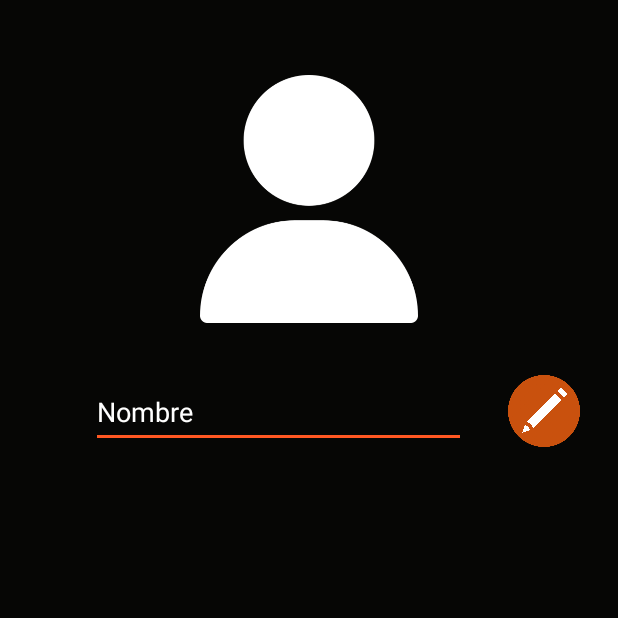
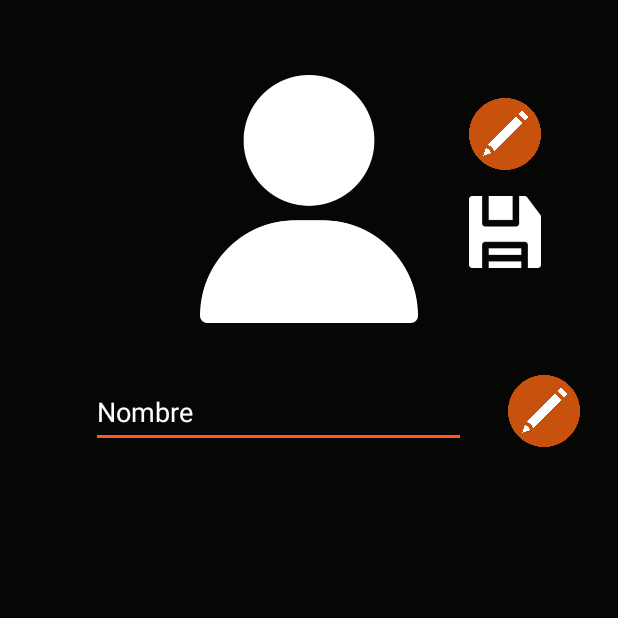
Before and after one commit to AlexDor8/Front-End, an Android app: the ActualizarEquipo screen opened directly, with no data from a screen before it, on a phone screen of 412 x 824 dp, the top half of it. Run offline under Robolectric (Android 15) with nearby library versions, the phone set to English and light mode, and no system bars; network calls fail; pictures from the network do not load; 1 statement that could not run was skipped.

Commit message:
añadir equipo hecho

```diff
--- a/app/src/main/java/com/example/basketballcoach/AnadirJugador.kt
+++ b/app/src/main/java/com/example/basketballcoach/AnadirJugador.kt
@@ -1,15 +1,13 @@
 package com.example.basketballcoach
 
-import android.content.Intent
 import androidx.appcompat.app.AppCompatActivity
 import android.os.Bundle
 import android.widget.Button
 import android.widget.EditText
-import android.widget.ImageView
 import android.widget.Toast
+import androidx.appcompat.widget.SearchView
 import com.example.basketballcoach.model.Equipo
 import com.example.basketballcoach.model.Jugador
-import com.example.basketballcoach.model.Usuario
 import com.example.basketballcoach.retrofit.APIService
 import kotlinx.coroutines.CoroutineScope
 import kotlinx.coroutines.Dispatchers
@@ -69,4 +67,6 @@ class AnadirJugador : AppCompatActivity() {
 
         }
     }
+
+
 }
--- a/app/src/main/java/com/example/basketballcoach/Jugadores.kt
+++ b/app/src/main/java/com/example/basketballcoach/Jugadores.kt
@@ -149,7 +149,7 @@ class Jugadores : AppCompatActivity() {
             val conexion = Retrofit.Builder().baseUrl("http://10.0.2.2:8081/")
                 .addConverterFactory(GsonConverterFactory.create()).build()
             var respuesta = conexion.create(APIService::class.java)
-                .getJugadores("baloncesto/buscarJugador/$query")
+                .getJugadores("baloncesto/buscarJugador/$query/1")
             withContext(Dispatchers.Main) {
                 if (respuesta.isSuccessful) {
                     val nuevosJugadores = respuesta.body() ?: emptyList()
--- a/app/src/main/java/com/example/basketballcoach/Profile.kt
+++ b/app/src/main/java/com/example/basketballcoach/Profile.kt
@@ -134,8 +134,7 @@ class Profile : AppCompatActivity() {
                 if (respuesta.isSuccessful) {
                     var usuario = respuesta.body()
                     if (usuario != null) {
-
-
+                        Globals.usuario = usuario
                         nombreA.setText(usuario.nombre)
                         emailA.setText(usuario.email)
                         fechaNacimiento.setText((usuario.fechaNacimiento))
--- a/app/src/main/java/com/example/basketballcoach/model/Globals.kt
+++ b/app/src/main/java/com/example/basketballcoach/model/Globals.kt
@@ -3,5 +3,6 @@ package com.example.basketballcoach.model
 class Globals {
     companion object {
         lateinit var loginInformation:LoginInformation
+        lateinit var usuario: Usuario
     }
 }
--- a/app/src/main/java/com/example/basketballcoach/retrofit/APIService.kt
+++ b/app/src/main/java/com/example/basketballcoach/retrofit/APIService.kt
@@ -52,4 +52,7 @@ interface APIService {
 
     @GET
     suspend fun getJugadores(@Url url: String): Response<List<Jugador>>
+
+    @POST
+    suspend fun anadirEquipo(@Url url: String, @Body equipo: Equipo) : Response<Feedback>
 }
--- a/app/src/main/res/layout/activity_actualizar_equipo.xml
+++ b/app/src/main/res/layout/activity_actualizar_equipo.xml
@@ -18,6 +18,40 @@
         app:layout_constraintStart_toStartOf="parent"
         app:layout_constraintTop_toTopOf="parent"
         app:srcCompat="@drawable/usuario" />
+
+    <ImageButton
+        android:id="@+id/editFotoEquipo"
+        android:layout_width="48dp"
+        android:layout_height="48dp"
+        android:layout_marginStart="17dp"
+        android:layout_marginTop="65dp"
+        android:layout_marginEnd="51dp"
+        android:background="@null"
+        android:contentDescription="Edita tu nombre"
+        android:hint="Edita tu nombre"
+        android:scaleType="fitCenter"
+        app:layout_constraintEnd_toEndOf="parent"
+        app:layout_constraintHorizontal_bias="1.0"
+        app:layout_constraintStart_toEndOf="@+id/imagenEquipoActualizar"
+        app:layout_constraintTop_toTopOf="parent"
+        app:srcCompat="@drawable/editar" />
+
+    <ImageButton
+        android:id="@+id/guardarFotoEquipo"
+        android:layout_width="48dp"
+        android:layout_height="48dp"
+        android:layout_marginStart="17dp"
+        android:layout_marginTop="17dp"
+        android:layout_marginEnd="51dp"
+        android:background="@null"
+        android:contentDescription="Edita tu nombre"
+        android:hint="Edita tu nombre"
+        android:scaleType="fitCenter"
+        app:layout_constraintEnd_toEndOf="parent"
+        app:layout_constraintHorizontal_bias="1.0"
+        app:layout_constraintStart_toEndOf="@+id/imagenEquipoActualizar"
+        app:layout_constraintTop_toBottomOf="@+id/editFotoEquipo"
+        app:srcCompat="@drawable/guardarfoto" />
 
     <EditText
         android:id="@+id/nombreEquipoActualizar"
```
Also changed, not shown: app/src/main/java/com/example/basketballcoach/ActualizarEquipo.kt (+84 -7 lines), app/src/main/java/com/example/basketballcoach/ActualizarJugador.kt (+19 -11 lines), app/src/main/java/com/example/basketballcoach/AnadirEquipo.kt (+49 -3 lines).
